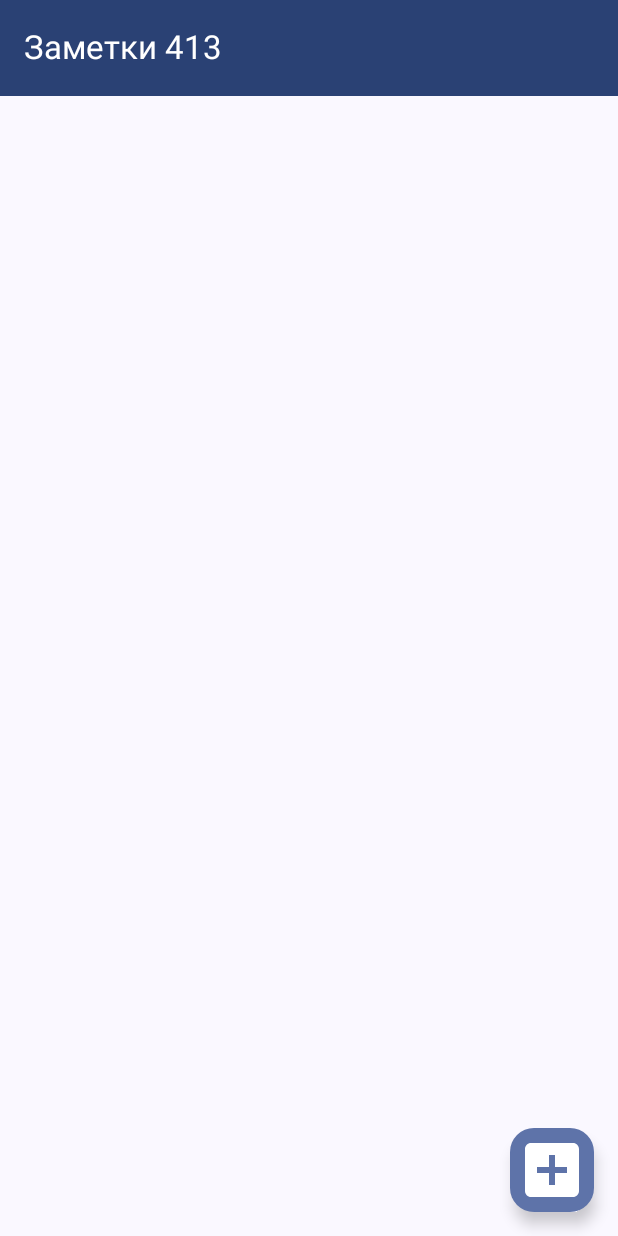
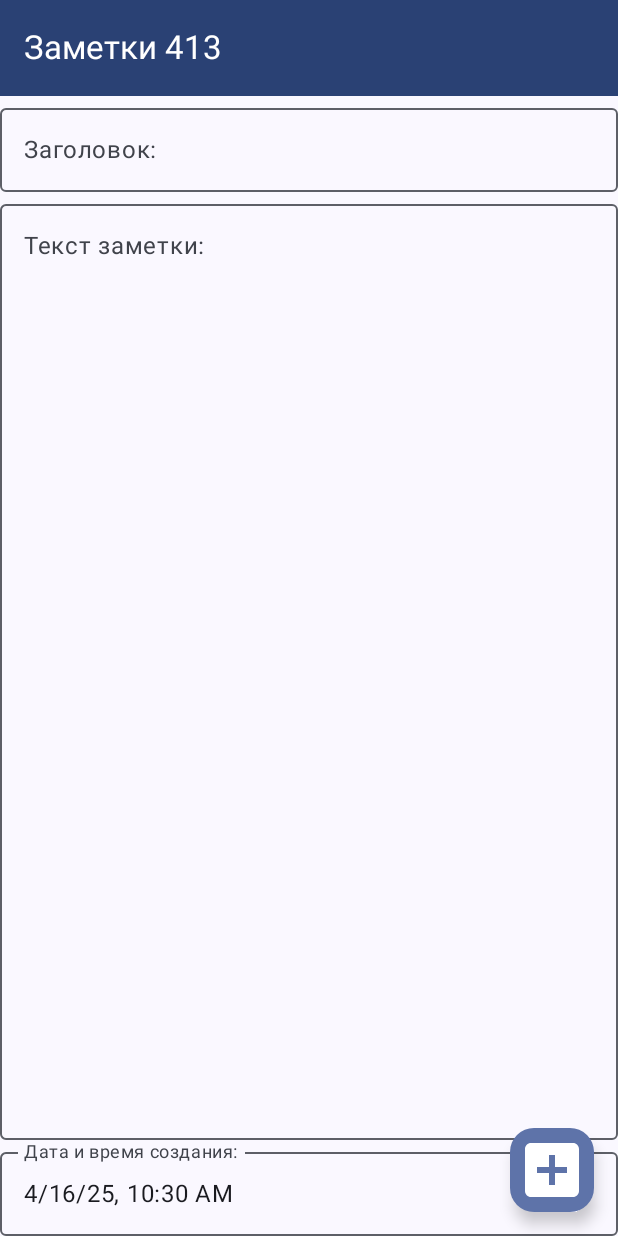
Before and after one commit to Smak80/Notes2025, an Android app built with Jetpack Compose: the screen it shows after launch (MainActivity), after a tap on "Добавить заметку", on a phone screen of 412 x 824 dp. Run offline under Robolectric (Android 15) with nearby library versions, the phone set to English and light mode, and no system bars.

Commit message:
Добавление списка заметок и формы редактирования заметок

```diff
--- a/app/src/main/java/ru/smak/notes2025/MainActivity.kt
+++ b/app/src/main/java/ru/smak/notes2025/MainActivity.kt
@@ -4,6 +4,7 @@ import android.os.Bundle
 import androidx.activity.ComponentActivity
 import androidx.activity.compose.setContent
 import androidx.activity.enableEdgeToEdge
+import androidx.activity.viewModels
 import androidx.compose.foundation.layout.Column
 import androidx.compose.foundation.layout.fillMaxSize
 import androidx.compose.foundation.layout.padding
@@ -21,9 +22,15 @@ import androidx.compose.ui.Modifier
 import androidx.compose.ui.res.painterResource
 import androidx.compose.ui.res.stringResource
 import androidx.compose.ui.tooling.preview.Preview
+import ru.smak.notes2025.models.Note
+import ru.smak.notes2025.ui.EditNote
+import ru.smak.notes2025.ui.NoteList
 import ru.smak.notes2025.ui.theme.Notes2025Theme
 
 class MainActivity : ComponentActivity() {
+
+    private val viewModel by viewModels<MainViewModel>()
+
     @OptIn(ExperimentalMaterial3Api::class)
     override fun onCreate(savedInstanceState: Bundle?) {
         super.onCreate(savedInstanceState)
@@ -43,17 +50,22 @@ class MainActivity : ComponentActivity() {
                         )
                     },
                     floatingActionButton = {
-                        FloatingActionButton(onClick = {}) {
+                        FloatingActionButton(onClick = {
+                            viewModel.addNote()
+                        }) {
                             Icon(
                                 painterResource(R.drawable.baseline_add_box_48),
                                 contentDescription = stringResource(R.string.add_note),
                             )
                         }
                     },
-
-                    ) { innerPadding ->
-                    Column(modifier = Modifier.padding(innerPadding)) {  }
-
+                ) { innerPadding ->
+                    Column(modifier = Modifier.padding(innerPadding)) {
+                        when (viewModel.currentView) {
+                            ViewType.LIST_MODE -> NoteList(viewModel.notes, modifier = Modifier.fillMaxSize())
+                            ViewType.EDIT_MODE -> EditNote(viewModel.currentNote!!, modifier = Modifier.fillMaxSize())
+                        }
+                    }
                 }
             }
         }
--- /dev/null
+++ b/app/src/main/java/ru/smak/notes2025/MainViewModel.kt
@@ -0,0 +1,26 @@
+package ru.smak.notes2025
+
+import androidx.compose.runtime.getValue
+import androidx.compose.runtime.mutableStateListOf
+import androidx.compose.runtime.mutableStateOf
+import androidx.compose.runtime.setValue
+import androidx.lifecycle.ViewModel
+import ru.smak.notes2025.models.Note
+
+class MainViewModel : ViewModel() {
+
+    var currentNote: Note? = null
+        private set
+    var currentView by mutableStateOf(ViewType.LIST_MODE)
+
+    val notes = mutableStateListOf<Note>()
+
+    fun addNote(){
+        currentNote = Note()
+        currentView = ViewType.EDIT_MODE
+    }
+}
+
+enum class ViewType{
+    LIST_MODE, EDIT_MODE
+}
--- a/app/src/main/java/ru/smak/notes2025/models/Note.kt
+++ b/app/src/main/java/ru/smak/notes2025/models/Note.kt
@@ -3,7 +3,7 @@ package ru.smak.notes2025.models
 import java.time.LocalDateTime
 
 data class Note(
-    val title: String = "",
-    val text : String = "",
+    var title: String = "",
+    var text : String = "",
     val creation: LocalDateTime = LocalDateTime.now(),
 )
--- a/app/src/main/java/ru/smak/notes2025/ui/Views.kt
+++ b/app/src/main/java/ru/smak/notes2025/ui/Views.kt
@@ -1,17 +1,26 @@
 package ru.smak.notes2025.ui
 
 import androidx.compose.foundation.background
+import androidx.compose.foundation.layout.Arrangement
 import androidx.compose.foundation.layout.Column
+import androidx.compose.foundation.layout.Row
 import androidx.compose.foundation.layout.fillMaxSize
 import androidx.compose.foundation.layout.fillMaxWidth
 import androidx.compose.foundation.layout.padding
 import androidx.compose.foundation.lazy.LazyColumn
+import androidx.compose.foundation.lazy.grid.GridCells
 import androidx.compose.foundation.lazy.grid.LazyVerticalGrid
+import androidx.compose.foundation.lazy.grid.items
+import androidx.compose.foundation.lazy.staggeredgrid.LazyStaggeredGridScope
+import androidx.compose.foundation.lazy.staggeredgrid.LazyVerticalStaggeredGrid
+import androidx.compose.foundation.lazy.staggeredgrid.StaggeredGridCells
+import androidx.compose.foundation.lazy.staggeredgrid.items
 import androidx.compose.material3.Icon
 import androidx.compose.material3.ElevatedCard
 import androidx.compose.material3.HorizontalDivider
 import androidx.compose.material3.IconButton
 import androidx.compose.material3.MaterialTheme
+import androidx.compose.material3.OutlinedTextField
 import androidx.compose.material3.Text
 import androidx.compose.runtime.Composable
 import androidx.compose.ui.Alignment
@@ -24,6 +33,8 @@ import androidx.compose.ui.unit.dp
 import ru.smak.notes2025.R
 import ru.smak.notes2025.models.Note
 import ru.smak.notes2025.ui.theme.Notes2025Theme
+import java.time.format.DateTimeFormatter
+import java.time.format.FormatStyle
 
 @Composable
 fun NoteCard(
@@ -32,34 +43,55 @@ fun NoteCard(
     editAction: (Note)->Unit = {},
     deleteAction: (Note)->Unit = {},
 ){
-    ElevatedCard(modifier = modifier, onClick = {
+    val date = note.creation.format(
+        DateTimeFormatter.ofLocalizedDateTime(
+            FormatStyle.SHORT
+        )
+    )
+
+    ElevatedCard(
+        modifier = modifier,
+        onClick = {
             editAction(note)
-    }) {
+        }
+    ) {
         Column(modifier = Modifier.fillMaxWidth()) {
+            if (note.title.isNotBlank())
                 Text(text = note.title,
                     modifier = Modifier.padding(8.dp),
                     fontWeight = FontWeight.Bold,
                 )
+            if (note.text.isNotBlank() && note.title.isNotBlank())
                 HorizontalDivider(
-                modifier = Modifier.fillMaxWidth().padding(4.dp),
+                    modifier = Modifier
+                        .fillMaxWidth()
+                        .padding(4.dp),
                     thickness = 2.dp,
                     color = MaterialTheme.colorScheme.primary,
                 )
+            if (note.text.isNotBlank())
                 Text(text = note.text,
                     modifier = Modifier.padding(8.dp),
-                fontWeight = FontWeight.Bold,
+                    fontWeight = FontWeight.Normal,
                 )
+            Row(
+                modifier = Modifier.fillMaxWidth(),
+                verticalAlignment = Alignment.CenterVertically,
+                horizontalArrangement = Arrangement.SpaceBetween
+            ) {
+                Text(date)
                 IconButton(
                     onClick = {
                         deleteAction(note)
                     },
-                modifier.align(Alignment.End)
-            ) {
+                )
+                {
                     Icon(
                         painterResource(R.drawable.twotone_delete_24),
                         contentDescription = stringResource(R.string.add_note),
                         tint = MaterialTheme.colorScheme.error
                     )
+                }
             }
         }
     }
@@ -76,6 +108,87 @@ fun NoteCardPreview(){
 }
 
 @Composable
-fun NoteList(){
-    LazyVerticalGrid() {  }
+fun NoteList(
+    cards: List<Note>,
+    modifier: Modifier = Modifier
+){
+    LazyVerticalStaggeredGrid(
+        columns = StaggeredGridCells.Adaptive(180.dp),
+        horizontalArrangement = Arrangement.spacedBy(6.dp),
+        verticalItemSpacing = 8.dp,
+        modifier = modifier,
+    ){
+        items(cards) {
+            NoteCard(it)
         }
+    }
+
+}
+
+@Composable
+@Preview
+fun NoteListPreview(){
+    Notes2025Theme {
+        val cardList = listOf(
+            Note("Заметка 1", "Это текст заметки №1, который будет достаточно длинным."),
+            Note(text = "Это текст заметки №2, который будет достаточно длинным."),
+            Note("Заметка 3"),
+            Note(),
+            Note("Заметка 5", "Это текст заметки №5, который будет достаточно длинным.")
+        )
+        NoteList(cardList)
+    }
+}
+
+@Composable
+fun EditNote(
+    note: Note,
+    modifier: Modifier = Modifier,
+){
+    Column (
+        modifier = modifier,
+    ){
+        OutlinedTextField(
+            value = note.title,
+            onValueChange = { note.title = it },
+            modifier = Modifier.fillMaxWidth(),
+            singleLine = true,
+            label = {
+                Text(stringResource(R.string.lblTitle))
+            }
+        )
+        OutlinedTextField(
+            value = note.text,
+            onValueChange = { note.text = it },
+            modifier = Modifier
+                .weight(1f)
+                .fillMaxWidth(),
+            singleLine = false,
+            maxLines = 10,
+            label = {
+                Text(stringResource(R.string.lblText))
+            }
+        )
+        val date = note.creation.format(DateTimeFormatter.ofLocalizedDateTime(FormatStyle.SHORT))
+        OutlinedTextField(
+            value = date,
+            onValueChange = { },
+            modifier = Modifier.fillMaxWidth(),
+            singleLine = true,
+            maxLines = 1,
+            readOnly = true,
+            label = {
+                Text(stringResource(R.string.lblCreationTime))
+            }
+        )
+
+    }
+}
+
+@Composable
+@Preview
+fun EditNotePreview(){
+    Notes2025Theme {
+        EditNote(Note())
+    }
+}
--- a/app/src/main/res/values/strings.xml
+++ b/app/src/main/res/values/strings.xml
@@ -2,4 +2,7 @@
     <string name="app_name">Заметки 2025</string>
     <string name="main_title">Заметки 413</string>
     <string name="add_note">Добавить заметку</string>
+    <string name="lblTitle">"Заголовок: "</string>
+    <string name="lblText">Текст заметки:</string>
+    <string name="lblCreationTime">Дата и время создания:</string>
 </resources>
```
Also changed, not shown: 1 other file. Lines whose indentation alone changed are shown as unchanged.
